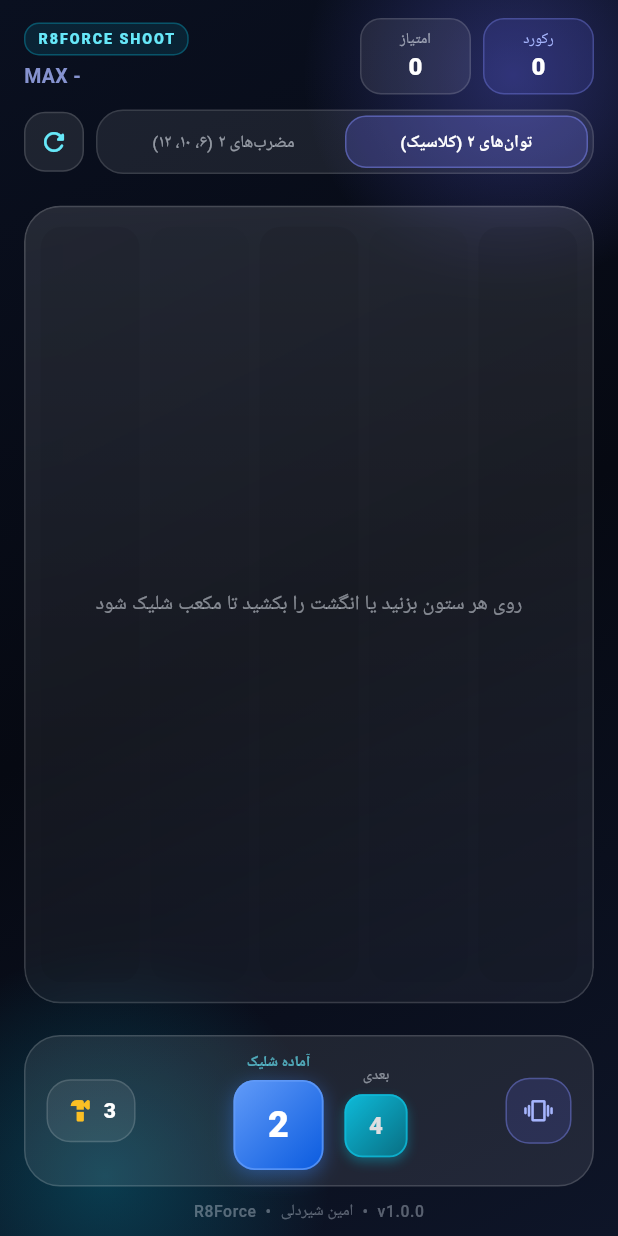
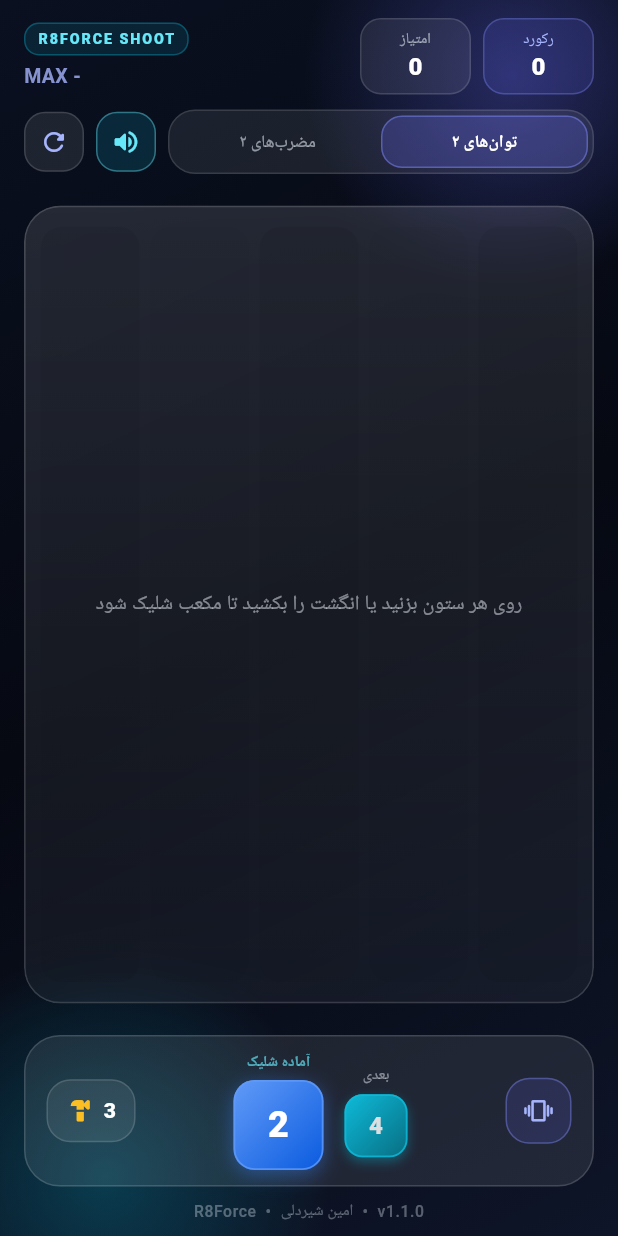
Before and after one commit to Amin8362/r8-shoot-cubes, a Flutter app: the screen it shows after launch, on a phone screen of 412 x 824 dp. Run offline on Flutter 3.47's test engine with Material 3 defaults, Android fonts, the phone set to English and light mode, and no system bars; our stand-ins replace audioplayers.

Commit message:
Integrate sound engine and update game version to 1.1.0
Added sound engine integration and updated game version.

```diff
--- a/lib/main.dart
+++ b/lib/main.dart
@@ -3,10 +3,11 @@ import 'dart:ui';
 import 'package:flutter/material.dart';
 import 'package:flutter/services.dart';
 import 'game_engine.dart';
+import 'sound_engine.dart';
 
 const String kBrandName = 'R8Force';
 const String kAuthorName = 'امین شیردلی';
-const String kGameVersion = '1.0.0';
+const String kGameVersion = '1.1.0';
 
 void main() {
   WidgetsFlutterBinding.ensureInitialized();
@@ -50,15 +51,16 @@ class ShootCubesScreen extends StatefulWidget {
 class _ShootCubesScreenState extends State<ShootCubesScreen>
     with SingleTickerProviderStateMixin {
   final ShootMergeEngine _engine = ShootMergeEngine();
+  final GameSoundEngine _sound = GameSoundEngine();
 
   bool _hapticsEnabled = true;
+  bool _soundEnabled = true;
   bool _isAnimating = false;
   bool _hammerMode = false;
 
   int? _aimCol;
   int _activeCombo = 0;
 
-  // وضعیت مکعب در حال شلیک به بالا
   late final AnimationController _shootController;
   int? _flyingValue;
   int _flyingCol = 2;
@@ -72,11 +74,13 @@ class _ShootCubesScreenState extends State<ShootCubesScreen>
       vsync: this,
       duration: const Duration(milliseconds: 145),
     );
+    _sound.init();
   }
 
   @override
   void dispose() {
     _shootController.dispose();
+    _sound.dispose();
     super.dispose();
   }
 
@@ -85,10 +89,12 @@ class _ShootCubesScreenState extends State<ShootCubesScreen>
 
     final int? targetRow = _engine.previewLandingRow(col);
     if (targetRow == null) {
+      _sound.playBlocked();
       if (_hapticsEnabled) HapticFeedback.heavyImpact();
       return;
     }
 
+    _sound.playShoot();
     if (_hapticsEnabled) HapticFeedback.lightImpact();
 
     setState(() {
@@ -105,15 +111,27 @@ class _ShootCubesScreenState extends State<ShootCubesScreen>
     await _shootController.forward(from: 0.0);
     if (!mounted) return;
 
+    final int scoreBefore = _engine.score;
     _engine.placeShotTile(col);
+    final bool directMerge = _engine.score > scoreBefore;
+    if (directMerge) {
+      _sound.playMerge(1);
+      if (_hapticsEnabled) HapticFeedback.mediumImpact();
+    }
+
     setState(() {
       _flyingValue = null;
+      if (directMerge) _activeCombo = 1;
     });
 
-    await _runChainMergeLoop();
+    await _runChainMergeLoop(initialCombo: directMerge ? 1 : 0);
 
     if (!mounted) return;
+    final bool wasOver = _engine.isGameOver;
     _engine.refreshGameOverState();
+    if (!wasOver && _engine.isGameOver) {
+      _sound.playGameOver();
+    }
     setState(() {
       _isAnimating = false;
     });
@@ -124,6 +142,7 @@ class _ShootCubesScreenState extends State<ShootCubesScreen>
     final bool removed = _engine.useHammerAt(row, col);
     if (!removed) return;
 
+    _sound.playHammer();
     if (_hapticsEnabled) HapticFeedback.mediumImpact();
     setState(() {
       _hammerMode = false;
@@ -144,13 +163,14 @@ class _ShootCubesScreenState extends State<ShootCubesScreen>
     });
   }
 
-  Future<void> _runChainMergeLoop() async {
-    int combo = 0;
+  Future<void> _runChainMergeLoop({int initialCombo = 0}) async {
+    int combo = initialCombo;
     while (mounted) {
       final MergeStepResult? step = _engine.resolveNextMergeStep();
       if (step == null) break;
 
       combo++;
+      _sound.playMerge(combo);
       if (_hapticsEnabled) HapticFeedback.mediumImpact();
       setState(() {
         _activeCombo = combo;
@@ -176,6 +196,7 @@ class _ShootCubesScreenState extends State<ShootCubesScreen>
 
   void _restartGame() {
     if (_isAnimating) return;
+    _sound.playClick();
     if (_hapticsEnabled) HapticFeedback.mediumImpact();
     setState(() {
       _hammerMode = false;
@@ -187,6 +208,7 @@ class _ShootCubesScreenState extends State<ShootCubesScreen>
 
   void _switchMode(ShootGameMode mode) {
     if (_isAnimating || _engine.mode == mode) return;
+    _sound.playClick();
     if (_hapticsEnabled) HapticFeedback.selectionClick();
     setState(() {
       _hammerMode = false;
@@ -196,12 +218,20 @@ class _ShootCubesScreenState extends State<ShootCubesScreen>
     });
   }
 
+  void _toggleSound() {
+    setState(() {
+      _soundEnabled = !_soundEnabled;
+      _sound.setEnabled(_soundEnabled);
+    });
+    if (_soundEnabled) _sound.playClick();
+    if (_hapticsEnabled) HapticFeedback.lightImpact();
+  }
+
   @override
   Widget build(BuildContext context) {
     return Scaffold(
       body: Stack(
         children: [
-          // پس‌زمینه تیره نئونی
           Container(
             decoration: const BoxDecoration(
               gradient: LinearGradient(
@@ -243,7 +273,6 @@ class _ShootCubesScreenState extends State<ShootCubesScreen>
               ),
             ),
           ),
-
           SafeArea(
             child: Padding(
               padding: const EdgeInsets.fromLTRB(16, 12, 16, 10),
@@ -375,19 +404,47 @@ class _ShootCubesScreenState extends State<ShootCubesScreen>
                 children: [
                   Expanded(
                     child: _ModeTab(
-                      label: 'توان‌های ۲ (کلاسیک)',
+                      label: 'توان‌های ۲',
                       selected: _engine.mode == ShootGameMode.powersOfTwo,
                       onTap: () => _switchMode(ShootGameMode.powersOfTwo),
                     ),
                   ),
                   Expanded(
                     child: _ModeTab(
-                      label: 'مضرب‌های ۲ (۶، ۱۰، ۱۲)',
+                      label: 'مضرب‌های ۲',
                       selected: _engine.mode == ShootGameMode.evenMultiples,
                       onTap: () => _switchMode(ShootGameMode.evenMultiples),
                     ),
                   ),
                 ],
+              ),
+            ),
+          ),
+          const SizedBox(width: 8),
+          GestureDetector(
+            onTap: _toggleSound,
+            child: Container(
+              width: 40,
+              height: 40,
+              decoration: BoxDecoration(
+                borderRadius: BorderRadius.circular(14),
+                color: _soundEnabled
+                    ? const Color(0x2806B6D4)
+                    : const Color(0x14FFFFFF),
+                border: Border.all(
+                  color: _soundEnabled
+                      ? const Color(0x6667E8F9)
+                      : const Color(0x24FFFFFF),
+                ),
+              ),
+              child: Icon(
+                _soundEnabled
+                    ? Icons.volume_up_rounded
+                    : Icons.volume_off_rounded,
+                size: 20,
+                color: _soundEnabled
+                    ? const Color(0xFF67E8F9)
+                    : const Color(0x77FFFFFF),
               ),
             ),
           ),
@@ -405,7 +462,7 @@ class _ShootCubesScreenState extends State<ShootCubesScreen>
               child: const Icon(
                 Icons.refresh_rounded,
                 size: 20,
-                color: Color(0xFF67E8F9),
+                color: Color(0xFFA5B4FC),
               ),
             ),
           ),
@@ -478,8 +535,9 @@ class _ShootCubesScreenState extends State<ShootCubesScreen>
                 return Listener(
                   behavior: HitTestBehavior.opaque,
                   onPointerDown: (PointerDownEvent event) {
-                    if (_isAnimating || _engine.isGameOver) return;
-                    if (_hammerMode) return;
+                    if (_isAnimating || _engine.isGameOver || _hammerMode) {
+                      return;
+                    }
                     setState(() {
                       _aimCol = colFromDx(event.localPosition.dx);
                     });
@@ -514,7 +572,6 @@ class _ShootCubesScreenState extends State<ShootCubesScreen>
                   },
                   child: Stack(
                     children: [
-                      // خطوط راهنمای ۵ ستون
                       for (int c = 0; c < ShootMergeEngine.cols; c++)
                         Positioned(
                           left: offsetX + c * (tileSize + gap),
@@ -539,8 +596,6 @@ class _ShootCubesScreenState extends State<ShootCubesScreen>
                             ),
                           ),
                         ),
-
-                      // پیش‌نمایش شبح محل فرود مکعب هنگام نشانه‌گیری
                       if (_aimCol != null && previewRow != null && !_hammerMode)
                         Positioned(
                           left: offsetX + _aimCol! * (tileSize + gap),
@@ -552,8 +607,6 @@ class _ShootCubesScreenState extends State<ShootCubesScreen>
                             child: _CubeFace(value: _engine.currentValue),
                           ),
                         ),
-
-                      // مکعب‌های روی صفحه با انیمیشن جاذبه به بالا و جهش ادغام
                       for (final BoardTile tile in _engine.allTiles)
                         AnimatedPositioned(
                           key: ValueKey<int>(tile.id),
@@ -568,8 +621,6 @@ class _ShootCubesScreenState extends State<ShootCubesScreen>
                             hammerHighlight: _hammerMode,
                           ),
                         ),
-
-                      // انیمیشن شلیک مکعب از پایین به بالا
                       if (_flyingValue != null)
                         AnimatedBuilder(
                           animation: _shootController,
@@ -588,8 +639,6 @@ class _ShootCubesScreenState extends State<ShootCubesScreen>
                           },
                           child: _CubeFace(value: _flyingValue!),
                         ),
-
-                      // پیام راهنما وقتی صفحه خالی است
                       if (_engine.allTiles.isEmpty && _flyingValue == null)
                         const Center(
                           child: Padding(
@@ -605,8 +654,6 @@ class _ShootCubesScreenState extends State<ShootCubesScreen>
                             ),
                           ),
                         ),
-
-                      // حالت فعال بودن چکش
                       if (_hammerMode)
                         Positioned(
                           bottom: 10,
@@ -636,8 +683,6 @@ class _ShootCubesScreenState extends State<ShootCubesScreen>
                             ),
                           ),
                         ),
-
-                      // صفحه پایان بازی
                       if (_engine.isGameOver) _buildGameOverOverlay(),
                     ],
                   ),
@@ -661,12 +706,14 @@ class _ShootCubesScreenState extends State<ShootCubesScreen>
       child: Row(
         mainAxisAlignment: MainAxisAlignment.spaceBetween,
         children: [
-          // دکمه چکش (حذف مکعب)
           GestureDetector(
             onTap: () {
-              if (_isAnimating || _engine.hammers <= 0 || _engine.allTiles.isEmpty) {
+              if (_isAnimating ||
+                  _engine.hammers <= 0 ||
+                  _engine.allTiles.isEmpty) {
                 return;
               }
+              _sound.playClick();
               if (_hapticsEnabled) HapticFeedback.selectionClick();
               setState(() => _hammerMode = !_hammerMode);
             },
@@ -708,8 +755,6 @@ class _ShootCubesScreenState extends State<ShootCubesScreen>
               ),
             ),
           ),
-
-          // مکعب فعلی آماده شلیک (بزرگ و درخشان در وسط)
           Row(
             children: [
               Column(
@@ -734,7 +779,6 @@ class _ShootCubesScreenState extends State<ShootCubesScreen>
                 ],
               ),
               const SizedBox(width: 14),
-              // مکعب بعدی (پیش‌نمایش کوچک)
               Column(
                 children: [
                   const Text(
@@ -760,10 +804,9 @@ class _ShootCubesScreenState extends State<ShootCubesScreen>
               ),
             ],
           ),
-
-          // دکمه ویبره
           GestureDetector(
             onTap: () {
+              _sound.playClick();
               setState(() => _hapticsEnabled = !_hapticsEnabled);
               if (_hapticsEnabled) HapticFeedback.lightImpact();
             },
@@ -933,26 +976,25 @@ class _CubeFace extends StatelessWidget {
   });
 
   static _CubePalette _paletteFor(int value) {
-    // رنگ اختصاصی و ثابت برای توان‌های ۲ و اعداد زوج پرکاربرد
     const Map<int, Color> baseColors = {
-      2: Color(0xFF3B82F6), // آبی
-      4: Color(0xFF06B6D4), // فیروزه‌ای
-      6: Color(0xFF10B981), // زمردی
-      8: Color(0xFF8B5CF6), // بنفش
-      10: Color(0xFFEC4899), // سرخابی
-      12: Color(0xFF14B8A6), // سبزآبی
-      16: Color(0xFFF59E0B), // کهربایی
-      20: Color(0xFFF43F5E), // قرمز مرجانی
-      24: Color(0xFF84CC16), // سبز لیمویی
-      32: Color(0xFFEF4444), // قرمز
-      40: Color(0xFFD946EF), // ارغوانی
-      48: Color(0xFF22C55E), // سبز درخشان
-      64: Color(0xFFE11D48), // یاقوتی
-      128: Color(0xFF6366F1), // نیلی
-      256: Color(0xFFEA580C), // نارنجی آتشین
-      512: Color(0xFFA855F7), // بنفش روشن
-      1024: Color(0xFF0EA5E9), // آبی آسمانی
-      2048: Color(0xFFFACC15), // طلایی
+      2: Color(0xFF3B82F6),
+      4: Color(0xFF06B6D4),
+      6: Color(0xFF10B981),
+      8: Color(0xFF8B5CF6),
+      10: Color(0xFFEC4899),
+      12: Color(0xFF14B8A6),
+      16: Color(0xFFF59E0B),
+      20: Color(0xFFF43F5E),
+      24: Color(0xFF84CC16),
+      32: Color(0xFFEF4444),
+      40: Color(0xFFD946EF),
+      48: Color(0xFF22C55E),
+      64: Color(0xFFE11D48),
+      128: Color(0xFF6366F1),
+      256: Color(0xFFEA580C),
+      512: Color(0xFFA855F7),
+      1024: Color(0xFF0EA5E9),
+      2048: Color(0xFFFACC15),
     };
 
     final Color seed = baseColors[value] ??
@@ -964,8 +1006,10 @@ class _CubeFace extends StatelessWidget {
         ).toColor();
 
     final HSLColor hsl = HSLColor.fromColor(seed);
-    final Color top = hsl.withLightness((hsl.lightness + 0.08).clamp(0.0, 0.85)).toColor();
-    final Color bottom = hsl.withLightness((hsl.lightness - 0.14).clamp(0.15, 1.0)).toColor();
+    final Color top =
+        hsl.withLightness((hsl.lightness + 0.08).clamp(0.0, 0.85)).toColor();
+    final Color bottom =
+        hsl.withLightness((hsl.lightness - 0.14).clamp(0.15, 1.0)).toColor();
     final Color textColor =
         value == 2048 ? const Color(0xFF090D16) : Colors.white;
 
```
